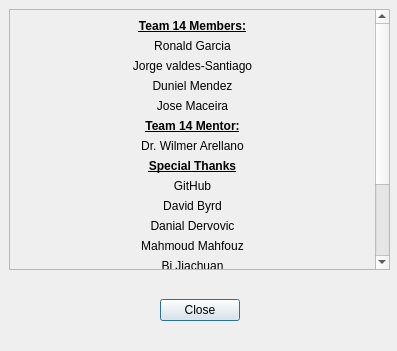
Qt form widgets/Credits.ui (JV-FIU/Agent-Based-Stock-Market-Simulator) before a commit.
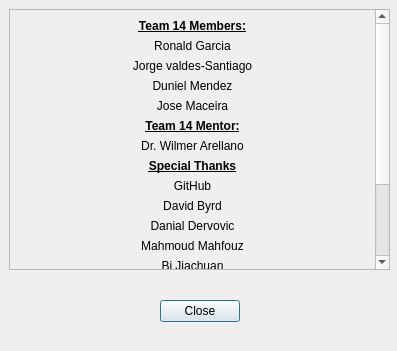
The same form after that commit.

Patch:
```diff
--- a/widgets/Credits.ui
+++ b/widgets/Credits.ui
@@ -30,15 +30,15 @@
    </property>
    <layout class="QHBoxLayout" name="horizontalLayout">
     <item>
-     <widget class="QPushButton" name="pushButton">
-      <property name="sizePolicy">
-       <sizepolicy hsizetype="Fixed" vsizetype="Fixed">
-        <horstretch>0</horstretch>
-        <verstretch>0</verstretch>
-       </sizepolicy>
+     <widget class="QDialogButtonBox" name="buttonBox">
+      <property name="orientation">
+       <enum>Qt::Vertical</enum>
       </property>
-      <property name="text">
-       <string>Close</string>
+      <property name="standardButtons">
+       <set>QDialogButtonBox::Close</set>
+      </property>
+      <property name="centerButtons">
+       <bool>true</bool>
       </property>
      </widget>
     </item>
```
